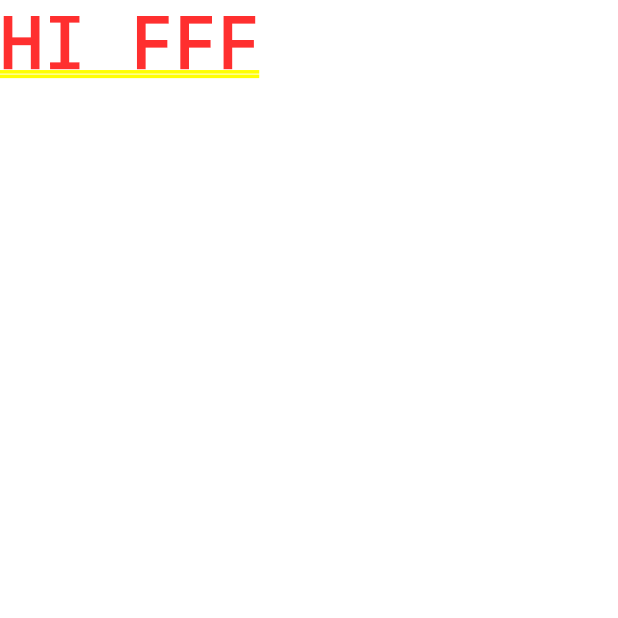
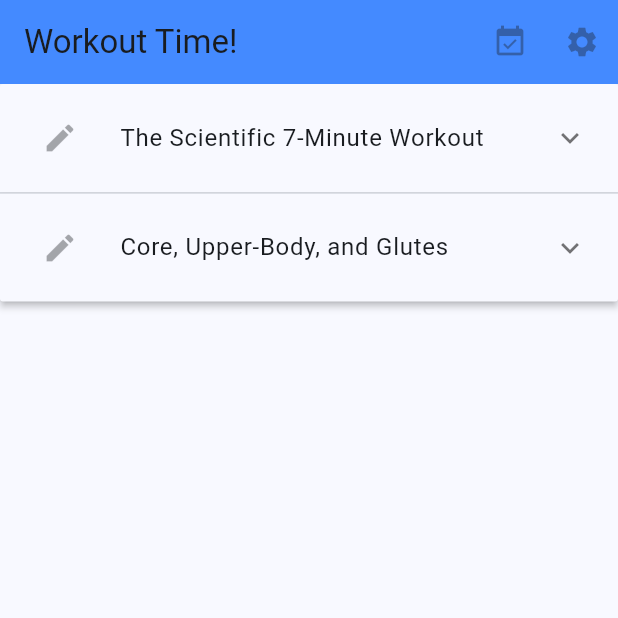
Before and after one commit to shak0x90/gymapp, a Flutter app: the screen it shows after launch, on a phone screen of 412 x 824 dp, the top half of it. Run offline on Flutter 3.47's test engine with Material 2 defaults, Android fonts, the phone set to English and light mode, and no system bars; our stand-ins replace equatable, flutter_bloc.

Commit message:
homepage 1st commit

```diff
--- a/lib/main.dart
+++ b/lib/main.dart
@@ -2,6 +2,7 @@ import 'package:flutter/material.dart';
 import 'package:flutter_bloc/flutter_bloc.dart';
 import 'package:gymapp/blocs/workouts_cubits.dart';
 import 'package:gymapp/models/workout.dart';
+import 'package:gymapp/screens/home_page.dart';
 
 void main() {
   runApp(const WorkoutTime());
@@ -17,7 +18,7 @@ class WorkoutTime extends StatelessWidget {
       title: 'My Workouts',
       theme: ThemeData(
 
-        colorScheme: ColorScheme.fromSeed(seedColor: Colors.deepPurple),
+        colorScheme: ColorScheme.fromSeed(seedColor: Colors.blue),
 
         textTheme: const TextTheme(
           bodyMedium: TextStyle(color:Color.fromARGB(255, 66, 74, 96))
@@ -35,7 +36,7 @@ class WorkoutTime extends StatelessWidget {
         },
         child: BlocBuilder<WorkoutsCubit, List<Workout>>(
           builder: (context,state){
-            return const Text("HI FFF");
+            return const HomePage();
           }
         )
       ),
--- a/lib/models/workout.dart
+++ b/lib/models/workout.dart
@@ -2,7 +2,7 @@ import 'package:equatable/equatable.dart';
 import 'package:gymapp/models/exercise.dart';
 
 class Workout extends Equatable{
-  final String? title;
+  final String ?title;
   final List<Exercise> exercises;
   const Workout({required this.exercises,required this.title});
   factory Workout.fromJson(Map<String, dynamic > json){
@@ -15,9 +15,10 @@ class Workout extends Equatable{
       index++;
       var duration = exercises.last.duration??0;
       print("well this is $index");
+
       startTime += exercises.last.prelude??0 + duration;
     }
-      return Workout(title: json['title'] as String?, exercises: exercises);
+      return Workout(title: json['title'] as String, exercises: exercises);
   }
 Map<String,dynamic>toJson()=>{'title':title,'exercises':exercises};
 
--- /dev/null
+++ b/lib/screens/home_page.dart
@@ -0,0 +1,66 @@
+import 'package:flutter/material.dart';
+import 'package:flutter_bloc/flutter_bloc.dart';
+import 'package:gymapp/blocs/workouts_cubits.dart';
+import 'package:gymapp/models/workout.dart';
+
+class HomePage extends StatefulWidget {
+  const HomePage({Key? key}) : super(key: key);
+
+  @override
+  State<HomePage> createState() => _HomePageState();
+}
+
+class _HomePageState extends State<HomePage> {
+  @override
+  Widget build(BuildContext context) {
+    return  Scaffold(
+      appBar: AppBar(
+        title: const Text("Workout Time!"),
+        backgroundColor: Colors.blueAccent,
+        actions: const [
+          IconButton(onPressed: null, icon: Icon(Icons.event_available)
+          ),
+          IconButton(onPressed: null, icon: Icon(Icons.settings)
+          ),
+
+        ],
+      ),
+      body: SingleChildScrollView(
+        child: BlocBuilder<WorkoutsCubit, List<Workout>>(
+          builder: (context,workouts) => ExpansionPanelList.radio(
+            children: workouts.map((workout) => ExpansionPanelRadio(
+                value: workout,
+                headerBuilder: (BuildContext context,bool isExpanded ) =>  ListTile(
+                  visualDensity: const VisualDensity(
+                    horizontal: 0,vertical: VisualDensity.maximumDensity
+                  ),
+                  leading:  const IconButton(onPressed: null, icon: Icon(Icons.edit)),
+                  // String? _title = e.title;
+                  title: Text(workout.title!),
+
+                ),
+                body: ListView.builder(
+                  shrinkWrap: true,
+                  itemCount: workout.exercises.length,
+                    itemBuilder: (BuildContext context, int index) =>
+
+                        ListTile(
+                          onTap: null,
+                          visualDensity: const VisualDensity(
+                              horizontal: 0,vertical: VisualDensity.maximumDensity
+                          ),
+                          leading:  const IconButton(onPressed: null, icon: Icon(Icons.edit)),
+                          // String? _title = e.title;
+
+                          title: Text(workout.exercises[index].title!),
+                        )
+
+                )
+            ))
+                .toList(),
+          ),
+        ),
+      ),
+    );
+  }
+}
```
